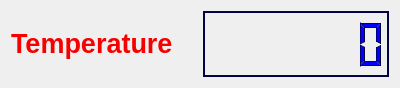
Old version of the form Temp_sensor/dialog.ui in the repository Pooja196/LearningQML.
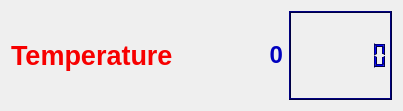
New version of the form.

```diff
--- a/Temp_sensor/dialog.ui
+++ b/Temp_sensor/dialog.ui
@@ -6,8 +6,8 @@
    <rect>
     <x>0</x>
     <y>0</y>
-    <width>400</width>
-    <height>88</height>
+    <width>403</width>
+    <height>111</height>
    </rect>
   </property>
   <property name="windowTitle">
@@ -23,6 +23,13 @@
        </property>
       </widget>
      </item>
+     <item>
+      <widget class="QLabel" name="temp_value">
+       <property name="text">
+        <string>&lt;html&gt;&lt;head/&gt;&lt;body&gt;&lt;p align=&quot;right&quot;&gt;&lt;span style=&quot; font-size:18pt; font-weight:600; color:#0000bf;&quot;&gt;0&lt;/span&gt;&lt;/p&gt;&lt;/body&gt;&lt;/html&gt;</string>
+       </property>
+      </widget>
+     </item>
      <item>
       <widget class="QLCDNumber" name="TemplcdNumber">
        <property name="palette">
```
